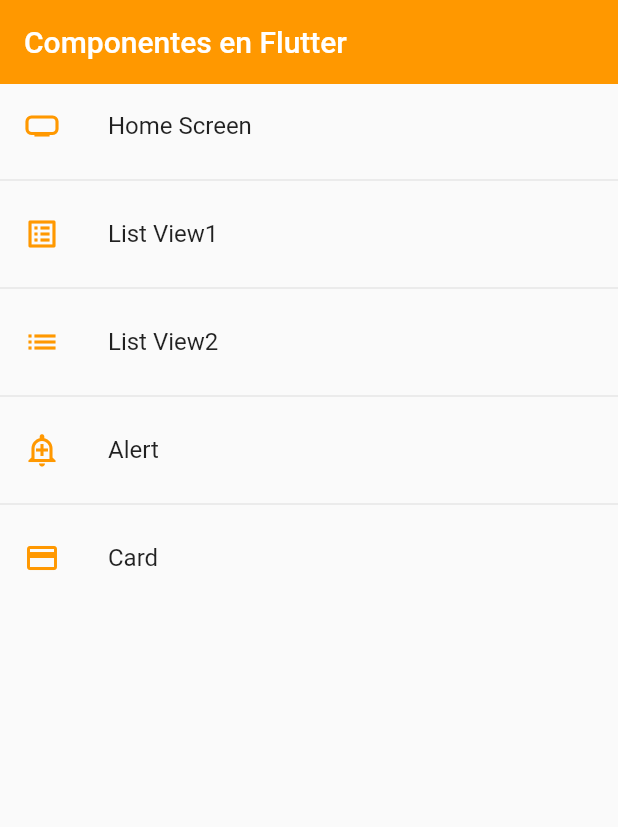
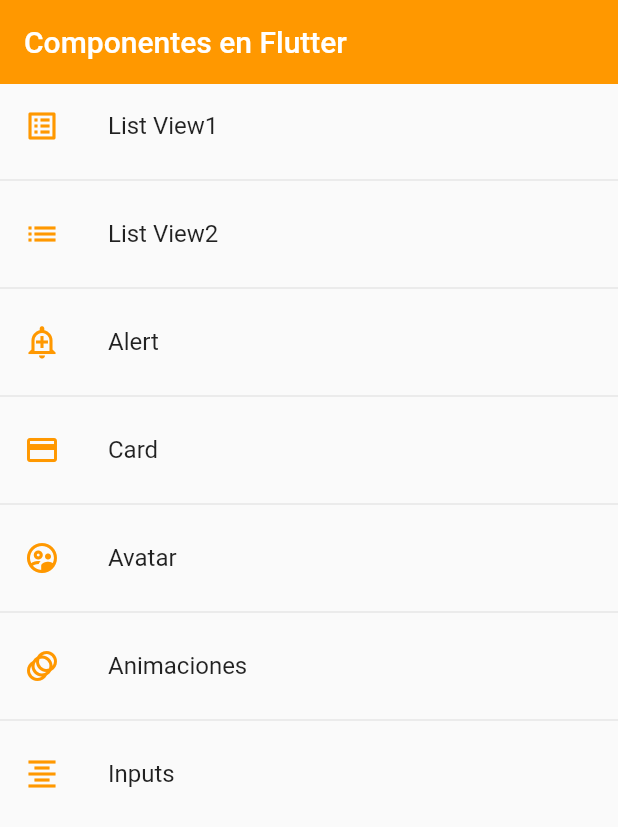
Before and after one commit to conedie/flutter_components, a Flutter app: the screen it shows after launch, on a phone screen of 412 x 824 dp. Shown: the top 827 px of the screen. Run offline on Flutter 3.47's test engine with Material 2 defaults, Android fonts, the phone set to English and light mode, and no system bars.

Commit message:
Tercer Commit

```diff
--- a/lib/router/app_routes.dart
+++ b/lib/router/app_routes.dart
@@ -8,11 +8,11 @@ class AppRoutes {
 
   static final menuOptions = <MenuOption>[
     //TODO: borrar home
-    MenuOption(
-        route: 'home',
-        icon: Icons.home_max,
-        name: 'Home Screen',
-        screen: const HomeScreen()),
+    // MenuOption(
+    //     route: 'home',
+    //     icon: Icons.home_max,
+    //     name: 'Home Screen',
+    //     screen: const HomeScreen()),
     MenuOption(
         route: 'listview1',
         icon: Icons.list_alt,
@@ -33,10 +33,26 @@ class AppRoutes {
         icon: Icons.credit_card,
         name: 'Card',
         screen: const CardScreen()),
+    MenuOption(
+        route: 'avatar',
+        icon: Icons.supervised_user_circle_outlined,
+        name: 'Avatar',
+        screen: const AvatarScreen()),
+    MenuOption(
+        route: 'animated',
+        icon: Icons.animation,
+        name: 'Animaciones',
+        screen: const AnimatedScreen()),
+    MenuOption(
+        route: 'inputs',
+        icon: Icons.format_align_center_sharp,
+        name: 'Inputs',
+        screen: const InputsScreen()),
   ];
 
   static Map<String, Widget Function(BuildContext)> getAppRoutes() {
     Map<String, Widget Function(BuildContext)> appRoutes = {};
+    appRoutes.addAll({'home': (context) => const HomeScreen()});
 
     for (final options in menuOptions) {
       appRoutes.addAll({options.route: (context) => options.screen});
--- a/lib/screens/screens.dart
+++ b/lib/screens/screens.dart
@@ -1,5 +1,9 @@
 export 'package:flutter_components/screens/alert_screen.dart';
+export 'package:flutter_components/screens/animated_screen.dart';
+export 'package:flutter_components/screens/avatar_screen.dart';
 export 'package:flutter_components/screens/card_screen.dart';
 export 'package:flutter_components/screens/home_screen.dart';
+export 'package:flutter_components/screens/inputs_screen.dart';
 export 'package:flutter_components/screens/listview1_screen.dart';
 export 'package:flutter_components/screens/listview2_screen.dart';
+import 'package:flutter_components/screens/inputs_screen.dart';
--- a/lib/theme/app_theme.dart
+++ b/lib/theme/app_theme.dart
@@ -4,13 +4,45 @@ class AppTheme {
   static const primary = Colors.orange;
 
   static final ThemeData lightTheme = ThemeData.light().copyWith(
-      primaryColor: Colors.indigo,
-      appBarTheme: const AppBarTheme(
-        color: primary,
-        elevation: 0,
+    primaryColor: Colors.indigo,
+    appBarTheme: const AppBarTheme(
+      color: primary,
+      elevation: 0,
+    ),
+    textButtonTheme: TextButtonThemeData(
+      style: TextButton.styleFrom(foregroundColor: AppTheme.primary),
+    ),
+    floatingActionButtonTheme: const FloatingActionButtonThemeData(
+      backgroundColor: primary,
+    ),
+    elevatedButtonTheme: ElevatedButtonThemeData(
+      style: ElevatedButton.styleFrom(
+          backgroundColor: primary, shape: const StadiumBorder(), elevation: 0),
+    ),
+    inputDecorationTheme: const InputDecorationTheme(
+      floatingLabelStyle: TextStyle(color: primary),
+      enabledBorder: OutlineInputBorder(
+        // borderSide: BorderSide(color: primary),
+        borderRadius: BorderRadius.only(
+          bottomLeft: Radius.circular(10),
+          topRight: Radius.circular(10),
+        ),
       ),
-      textButtonTheme: TextButtonThemeData(
-          style: TextButton.styleFrom(foregroundColor: AppTheme.primary)));
+      focusedBorder: OutlineInputBorder(
+        borderSide: BorderSide(color: primary),
+        borderRadius: BorderRadius.only(
+          bottomLeft: Radius.circular(10),
+          topRight: Radius.circular(10),
+        ),
+      ),
+      border: OutlineInputBorder(
+        borderRadius: BorderRadius.only(
+          bottomLeft: Radius.circular(10),
+          topRight: Radius.circular(10),
+        ),
+      ),
+    ),
+  );
 
   static final ThemeData darktheme = ThemeData.light().copyWith(
     primaryColor: Colors.indigo,
--- a/lib/widgets/widgets.dart
+++ b/lib/widgets/widgets.dart
@@ -1,2 +1,3 @@
 export 'package:flutter_components/widgets/custom_card_1.dart';
 export 'package:flutter_components/widgets/custom_card_2.dart';
+export 'package:flutter_components/widgets/custom_input_field.dart';
```
Also changed, not shown: lib/screens/alert_screen.dart (+95 -2 lines), lib/screens/animated_screen.dart (added, +52 -0 lines), lib/screens/avatar_screen.dart (added, +30 -0 lines), lib/screens/card_screen.dart (+20 -1 lines), lib/screens/inputs_screen.dart (added, +30 -0 lines), lib/widgets/custom_card_2.dart (+12 -12 lines), lib/widgets/custom_input_field.dart (added, +45 -0 lines).
